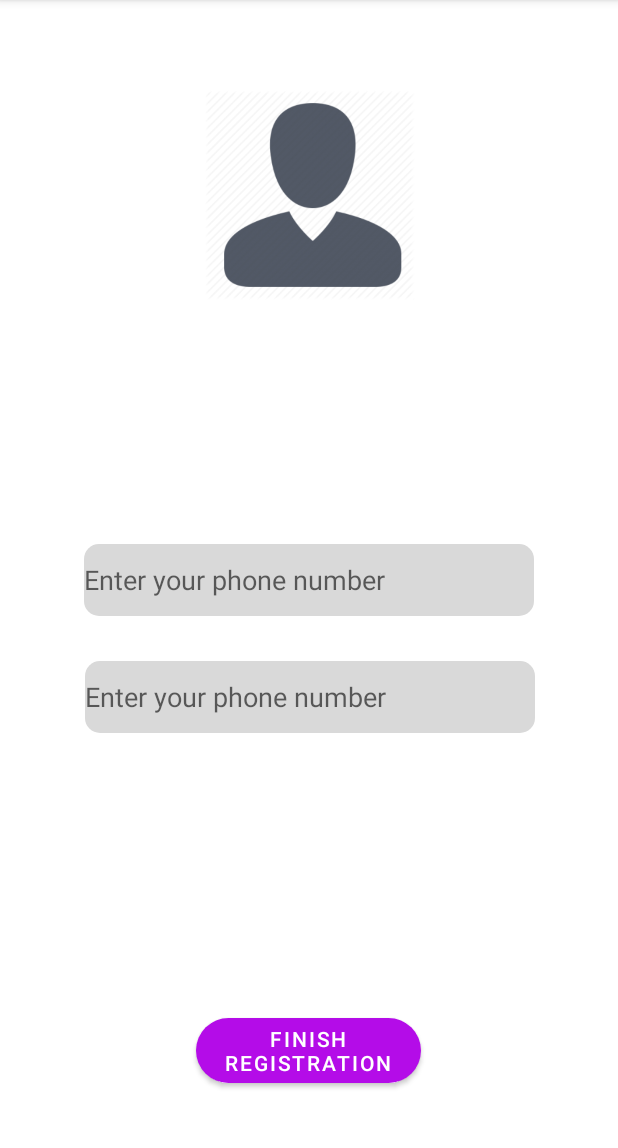
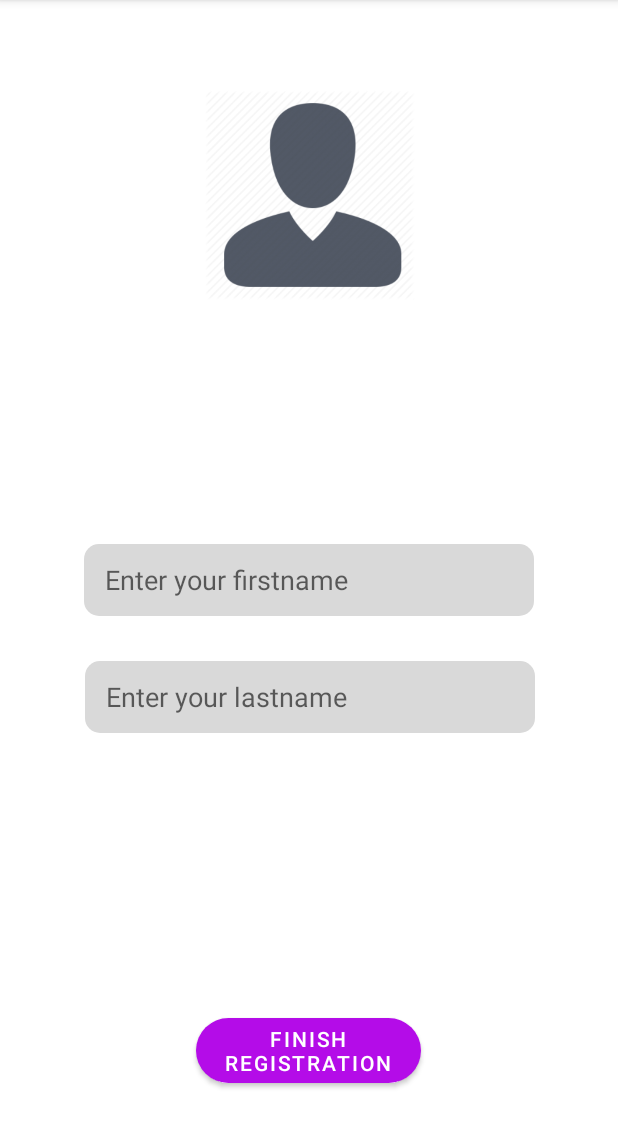
Before and after one commit to kapymessenger/Kapy, an Android app: the SetupProfileActivity screen opened directly, with no data from a screen before it, on a phone screen of 412 x 824 dp, the part 84-1232 px from its top. Run offline under Robolectric (Android 15) with nearby library versions, the phone set to English and light mode, and no system bars; 1 statement that could not run was skipped.

```diff
--- a/app/src/main/java/org/kapyteam/messenger/activity/SetupProfileActivity.kt
+++ b/app/src/main/java/org/kapyteam/messenger/activity/SetupProfileActivity.kt
@@ -2,11 +2,39 @@ package org.kapyteam.messenger.activity
 
 import androidx.appcompat.app.AppCompatActivity
 import android.os.Bundle
+import android.widget.Button
+import android.widget.EditText
 import org.kapyteam.messenger.R
+import org.kapyteam.messenger.database.FirebaseAuthAgent
+import org.kapyteam.messenger.model.Profile
 
 class SetupProfileActivity : AppCompatActivity() {
+    private lateinit var firstnameEdit: EditText
+    private lateinit var lastnameEdit: EditText
+    private lateinit var finishRegistrationButton: Button
+    private lateinit var phoneNumber: String
+
     override fun onCreate(savedInstanceState: Bundle?) {
         super.onCreate(savedInstanceState)
         setContentView(R.layout.activity_setup_profile)
+
+        firstnameEdit = findViewById(R.id.firstname_edit)
+        lastnameEdit = findViewById(R.id.lastname_edit)
+        finishRegistrationButton = findViewById(R.id.register_finish)
+        phoneNumber = intent.getStringExtra("phone")!!
+
+        finishRegistrationButton.setOnClickListener {
+
+        }
+    }
+
+    private fun register() {
+        val profile = Profile(
+            firstname = firstnameEdit.text.toString(),
+            lastname = lastnameEdit.text.toString(),
+            phone = phoneNumber,
+            nickname = "test111"
+        )
+        FirebaseAuthAgent.registerProfile(profile)
     }
 }
--- a/app/src/main/java/org/kapyteam/messenger/model/Profile.kt
+++ b/app/src/main/java/org/kapyteam/messenger/model/Profile.kt
@@ -10,7 +10,7 @@ data class Profile(
     val lastname: String,
     val phone: String,
     val nickname: String,
-    val photo: String,
-    val lastSeen: String,
-    val online: Boolean
+    val photo: String = "",
+    val lastSeen: String = "",
+    val online: Boolean = false
 )
--- a/app/src/main/res/layout/activity_enter_phone_number.xml
+++ b/app/src/main/res/layout/activity_enter_phone_number.xml
@@ -42,7 +42,7 @@
         android:layout_marginTop="20dp"
         android:layout_marginBottom="188dp"
         android:ems="10"
-        android:hint="Enter your phone number"
+        android:hint="   Enter your phone number"
         android:inputType="textPersonName"
         app:layout_constraintBottom_toTopOf="@+id/register_continue"
         app:layout_constraintEnd_toEndOf="parent"
--- a/app/src/main/res/layout/activity_enter_verification_code.xml
+++ b/app/src/main/res/layout/activity_enter_verification_code.xml
@@ -6,7 +6,7 @@
     android:layout_height="match_parent"
     tools:context=".activity.EnterVerificationCodeActivity">
 
-    <androidx.appcompat.widget.AppCompatButton
+    <Button
         android:id="@+id/register_continue2"
         style="@style/ButtonStyle"
         android:layout_marginTop="123dp"
--- a/app/src/main/res/layout/activity_setup_profile.xml
+++ b/app/src/main/res/layout/activity_setup_profile.xml
@@ -18,34 +18,34 @@
         app:layout_constraintStart_toStartOf="parent" />
 
     <EditText
-        android:id="@+id/register_phone_number2"
+        android:id="@+id/firstname_edit"
         style="@style/RegisterEditTextStyle"
         android:layout_width="300dp"
         android:layout_height="48dp"
         android:layout_marginTop="81dp"
         android:layout_marginBottom="30dp"
         android:ems="10"
-        android:hint="Enter your phone number"
+        android:hint="   Enter your firstname"
         android:inputType="textPersonName"
-        app:layout_constraintBottom_toTopOf="@+id/register_phone_number3"
+        app:layout_constraintBottom_toTopOf="@+id/lastname_edit"
         app:layout_constraintEnd_toEndOf="parent"
         app:layout_constraintHorizontal_bias="0.5"
         app:layout_constraintStart_toStartOf="parent"
         app:layout_constraintTop_toBottomOf="@+id/register_image3" />
 
     <EditText
-        android:id="@+id/register_phone_number3"
+        android:id="@+id/lastname_edit"
         style="@style/RegisterEditTextStyle"
         android:layout_width="300dp"
         android:layout_height="48dp"
         android:layout_marginTop="30dp"
         android:ems="10"
-        android:hint="Enter your phone number"
+        android:hint="   Enter your lastname"
         android:inputType="textPersonName"
         app:layout_constraintEnd_toEndOf="parent"
         app:layout_constraintHorizontal_bias="0.504"
         app:layout_constraintStart_toStartOf="parent"
-        app:layout_constraintTop_toBottomOf="@+id/register_phone_number2" />
+        app:layout_constraintTop_toBottomOf="@+id/firstname_edit" />
 
     <ImageView
         android:id="@+id/register_image3"
@@ -53,7 +53,7 @@
         android:layout_height="140dp"
         android:layout_marginTop="60dp"
         android:layout_marginBottom="81dp"
-        app:layout_constraintBottom_toTopOf="@+id/register_phone_number2"
+        app:layout_constraintBottom_toTopOf="@+id/firstname_edit"
         app:layout_constraintEnd_toEndOf="parent"
         app:layout_constraintStart_toStartOf="parent"
         app:layout_constraintTop_toTopOf="parent"
```
Also changed, not shown: app/src/main/java/org/kapyteam/messenger/activity/EnterPhoneNumberActivity.kt (+15 -4 lines), app/src/main/java/org/kapyteam/messenger/activity/EnterVerificationCodeActivity.kt (+34 -5 lines), app/src/main/java/org/kapyteam/messenger/database/FirebaseAuthAgent.kt (+18 -18 lines), app/src/main/java/org/kapyteam/messenger/util/Validator.kt (added, +11 -0 lines).
